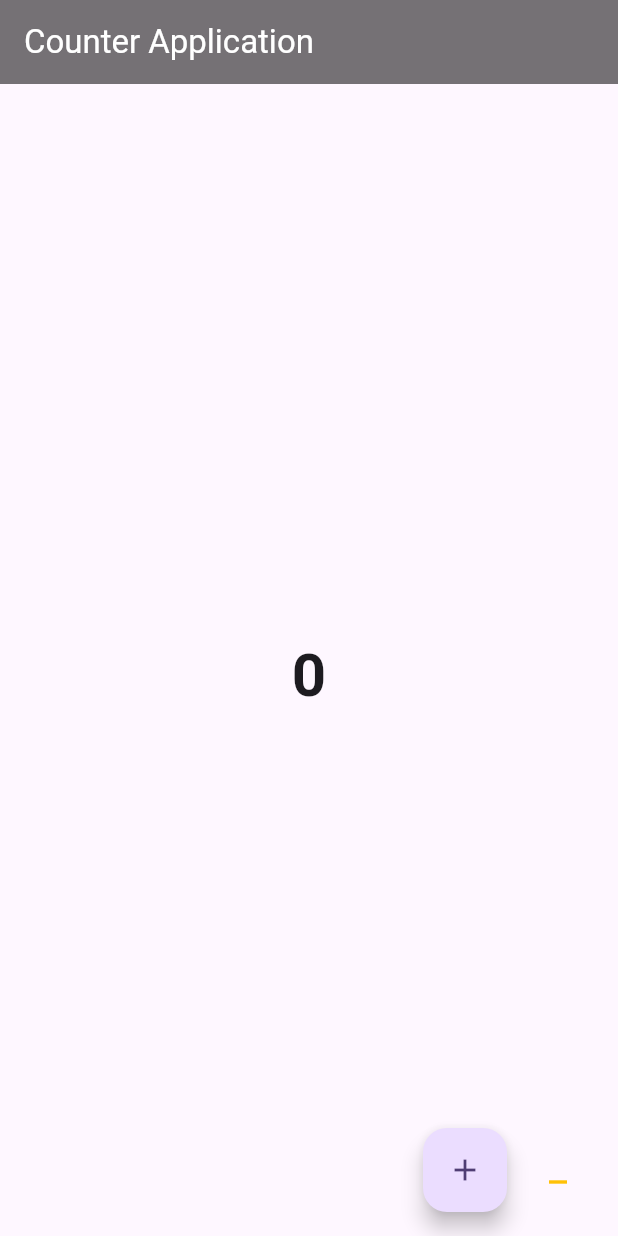
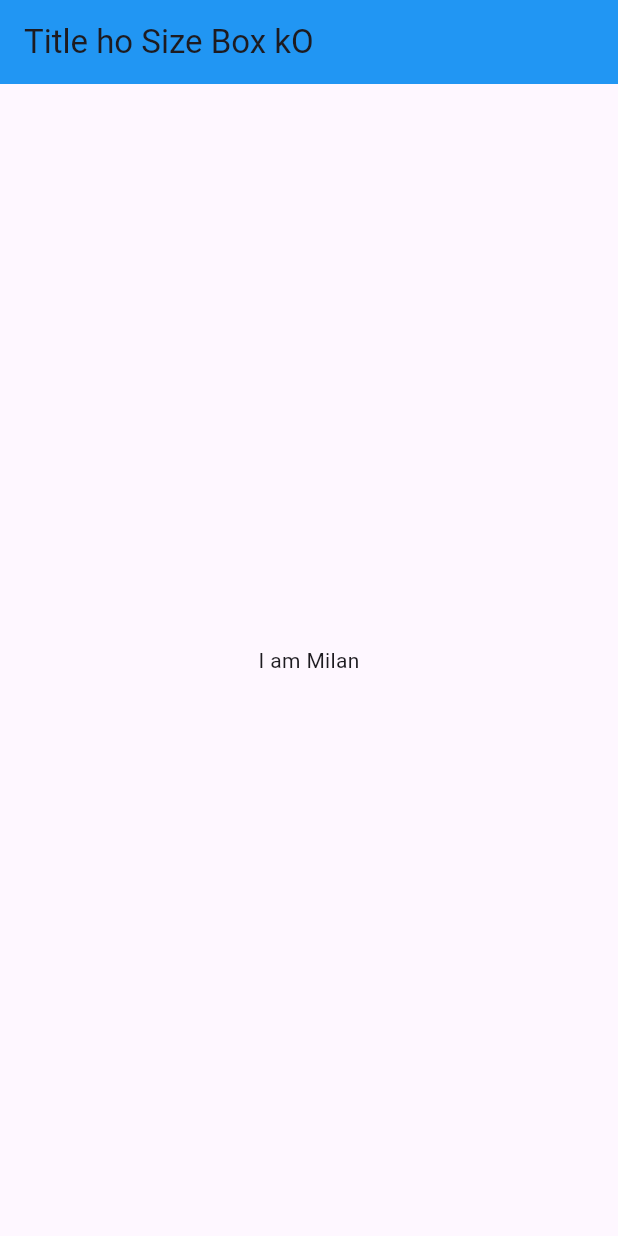
Before and after one commit to milan-1936/flutter_2, a Flutter app: the screen it shows after launch, on a phone screen of 412 x 824 dp. Run offline on Flutter 3.47's test engine with Material 3 defaults, Android fonts, the phone set to English and light mode, and no system bars.

Commit message:
Buttons and gestures and SizedBoxes

```diff
--- a/lib/main.dart
+++ b/lib/main.dart
@@ -1,5 +1,7 @@
 import 'package:flutter/material.dart';
+import 'package:flutter_2/buttons.dart';
 import 'package:flutter_2/counter_app.dart';
+import 'package:flutter_2/sizebox.dart';
 // import 'package:flutter_2/assignment.dart';
 // import 'package:flutter_2/container_container.dart';
 // import 'package:flutter_2/day2.dart';
@@ -22,7 +24,7 @@ class MyApp extends StatelessWidget {
         colorScheme: ColorScheme.fromSeed(seedColor: Colors.deepPurple),
       ),
       debugShowCheckedModeBanner: false,
-      home: CounterApp(),
+      home: SizeBoxes(),
     );
   }
 }
--- /dev/null
+++ b/lib/sizebox.dart
@@ -0,0 +1,26 @@
+import 'package:flutter/material.dart';
+
+class SizeBoxes extends StatelessWidget {
+  const SizeBoxes({super.key});
+
+  @override
+  Widget build(BuildContext context) {
+    return Scaffold(
+      appBar: AppBar(
+        backgroundColor: Colors.blue,
+        title: Text("Title ho Size Box kO")
+        ),
+        body:SizedBox(
+          width: double.infinity,
+          child: Column(
+            crossAxisAlignment: CrossAxisAlignment.center,
+            mainAxisAlignment: MainAxisAlignment.center,
+            children: [
+                Text("I am Milan"),
+            ],
+          ),
+        )
+        );
+
+  }
+}
```
Also changed, not shown: lib/buttons.dart (added, +76 -0 lines), 2 other files.
